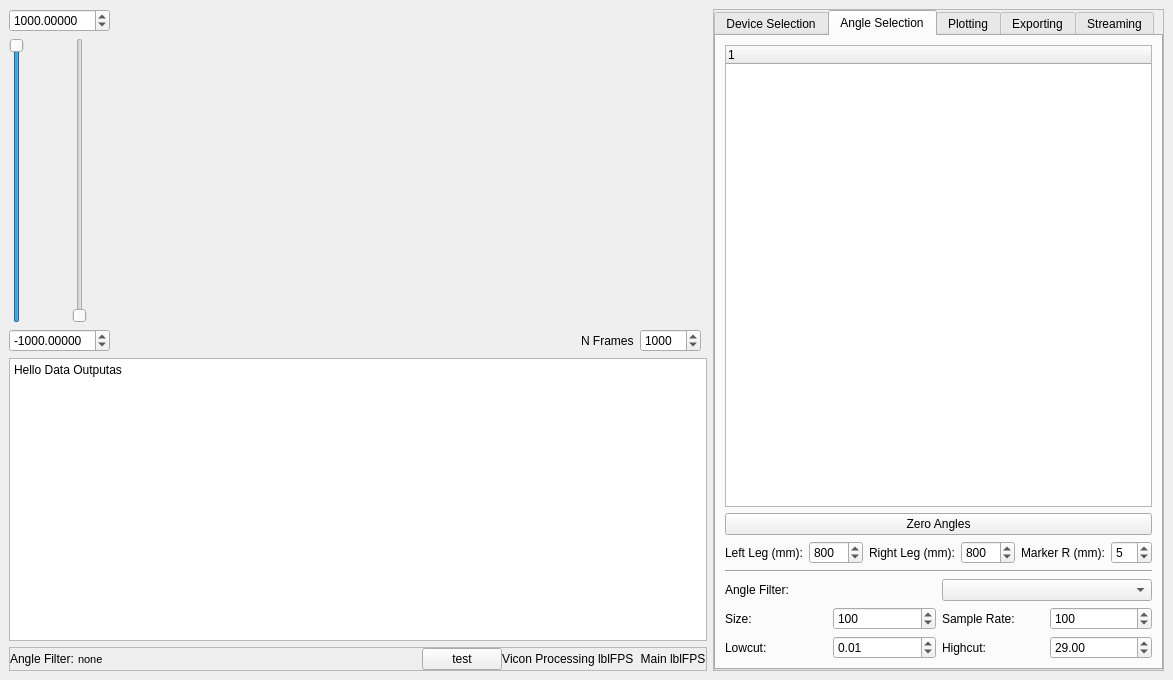
First picture: the form in GUI/MainWindow.ui, repository WSUR2B/Vicon-Feedback-Interface, before the edit.
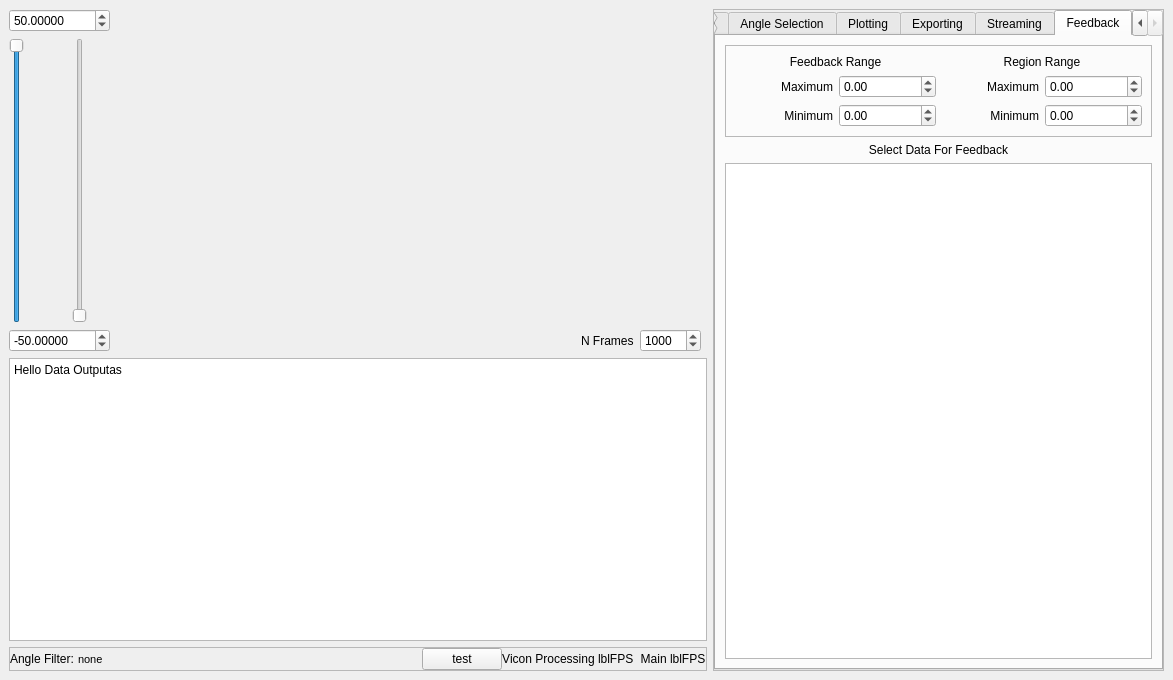
Second picture: the form after the edit. The open tabs and pages were chosen to show the change.

Diff of the .ui file:
```diff
--- a/GUI/MainWindow.ui
+++ b/GUI/MainWindow.ui
@@ -326,7 +326,7 @@
                     <number>1</number>
                    </property>
                    <property name="value">
-                    <number>5</number>
+                    <number>7</number>
                    </property>
                   </widget>
                  </item>
@@ -371,7 +371,7 @@
                     <number>300</number>
                    </property>
                    <property name="value">
-                    <number>100</number>
+                    <number>5</number>
                    </property>
                   </widget>
                  </item>
@@ -881,6 +881,199 @@
              </item>
             </layout>
            </widget>
+           <widget class="QWidget" name="tab_6">
+            <attribute name="title">
+             <string>Feedback</string>
+            </attribute>
+            <layout class="QVBoxLayout" name="verticalLayout_10">
+             <item>
+              <widget class="QFrame" name="frame_4">
+               <property name="sizePolicy">
+                <sizepolicy hsizetype="Preferred" vsizetype="Maximum">
+                 <horstretch>0</horstretch>
+                 <verstretch>0</verstretch>
+                </sizepolicy>
+               </property>
+               <property name="frameShape">
+                <enum>QFrame::StyledPanel</enum>
+               </property>
+               <property name="frameShadow">
+                <enum>QFrame::Raised</enum>
+               </property>
+               <layout class="QHBoxLayout" name="horizontalLayout_36">
+                <item>
+                 <layout class="QVBoxLayout" name="verticalLayout_22">
+                  <item>
+                   <widget class="QLabel" name="label_61">
+                    <property name="sizePolicy">
+                     <sizepolicy hsizetype="Preferred" vsizetype="Maximum">
+                      <horstretch>0</horstretch>
+                      <verstretch>0</verstretch>
+                     </sizepolicy>
+                    </property>
+                    <property name="layoutDirection">
+                     <enum>Qt::LeftToRight</enum>
+                    </property>
+                    <property name="text">
+                     <string>Feedback Range</string>
+                    </property>
+                    <property name="alignment">
+                     <set>Qt::AlignCenter</set>
+                    </property>
+                   </widget>
+                  </item>
+                  <item>
+                   <layout class="QHBoxLayout" name="horizontalLayout_39">
+                    <item>
+                     <widget class="QLabel" name="label_62">
+                      <property name="text">
+                       <string>Maximum</string>
+                      </property>
+                      <property name="alignment">
+                       <set>Qt::AlignRight|Qt::AlignTrailing|Qt::AlignVCenter</set>
+                      </property>
+                     </widget>
+                    </item>
+                    <item>
+                     <widget class="QDoubleSpinBox" name="spinFeedbackMax">
+                      <property name="minimum">
+                       <double>-999999.989999999990687</double>
+                      </property>
+                      <property name="maximum">
+                       <double>999999.989999999990687</double>
+                      </property>
+                     </widget>
+                    </item>
+                   </layout>
+                  </item>
+                  <item>
+                   <layout class="QHBoxLayout" name="horizontalLayout_40">
+                    <item>
+                     <widget class="QLabel" name="label_63">
+                      <property name="text">
+                       <string>Minimum</string>
+                      </property>
+                      <property name="alignment">
+                       <set>Qt::AlignRight|Qt::AlignTrailing|Qt::AlignVCenter</set>
+                      </property>
+                     </widget>
+                    </item>
+                    <item>
+                     <widget class="QDoubleSpinBox" name="spinFeedbackMin">
+                      <property name="minimum">
+                       <double>-999999.989999999990687</double>
+                      </property>
+                      <property name="maximum">
+                       <double>999999.989999999990687</double>
+                      </property>
+                     </widget>
+                    </item>
+                   </layout>
+                  </item>
+                 </layout>
+                </item>
+                <item>
+                 <layout class="QVBoxLayout" name="verticalLayout_20">
+                  <item>
+                   <widget class="QLabel" name="label_50">
+                    <property name="sizePolicy">
+                     <sizepolicy hsizetype="Preferred" vsizetype="Maximum">
+                      <horstretch>0</horstretch>
+                      <verstretch>0</verstretch>
+                     </sizepolicy>
+                    </property>
+                    <property name="layoutDirection">
+                     <enum>Qt::LeftToRight</enum>
+                    </property>
+                    <property name="text">
+                     <string>Region Range</string>
+                    </property>
+                    <property name="alignment">
+                     <set>Qt::AlignCenter</set>
+                    </property>
+                   </widget>
+                  </item>
+                  <item>
+                   <layout class="QHBoxLayout" name="horizontalLayout_38">
+                    <item>
+                     <widget class="QLabel" name="label_60">
+                      <property name="text">
+                       <string>Maximum</string>
+                      </property>
+                      <property name="alignment">
+                       <set>Qt::AlignRight|Qt::AlignTrailing|Qt::AlignVCenter</set>
+                      </property>
+                     </widget>
+                    </item>
+                    <item>
+                     <widget class="QDoubleSpinBox" name="spinFeedbackRegionMax">
+                      <property name="minimum">
+                       <double>-999999.989999999990687</double>
+                      </property>
+                      <property name="maximum">
+                       <double>999999.989999999990687</double>
+                      </property>
+                     </widget>
+                    </item>
+                   </layout>
+                  </item>
+                  <item>
+                   <layout class="QHBoxLayout" name="horizontalLayout_37">
+                    <item>
+                     <widget class="QLabel" name="label_59">
+                      <property name="text">
+                       <string>Minimum</string>
+                      </property>
+                      <property name="alignment">
+                       <set>Qt::AlignRight|Qt::AlignTrailing|Qt::AlignVCenter</set>
+                      </property>
+                     </widget>
+                    </item>
+                    <item>
+                     <widget class="QDoubleSpinBox" name="spinFeedbackRegionMin">
+                      <property name="minimum">
+                       <double>-999999.989999999990687</double>
+                      </property>
+                      <property name="maximum">
+                       <double>999999.989999999990687</double>
+                      </property>
+                     </widget>
+                    </item>
+                   </layout>
+                  </item>
+                 </layout>
+                </item>
+               </layout>
+              </widget>
+             </item>
+             <item>
+              <widget class="QLabel" name="label_49">
+               <property name="sizePolicy">
+                <sizepolicy hsizetype="Preferred" vsizetype="Maximum">
+                 <horstretch>0</horstretch>
+                 <verstretch>0</verstretch>
+                </sizepolicy>
+               </property>
+               <property name="text">
+                <string>Select Data For Feedback</string>
+               </property>
+               <property name="alignment">
+                <set>Qt::AlignCenter</set>
+               </property>
+              </widget>
+             </item>
+             <item>
+              <widget class="QTableWidget" name="tableFeedback">
+               <property name="sizePolicy">
+                <sizepolicy hsizetype="Expanding" vsizetype="Expanding">
+                 <horstretch>0</horstretch>
+                 <verstretch>0</verstretch>
+                </sizepolicy>
+               </property>
+              </widget>
+             </item>
+            </layout>
+           </widget>
           </widget>
          </item>
         </layout>
@@ -961,7 +1154,7 @@
            <double>100.000000000000000</double>
           </property>
           <property name="value">
-           <double>-1000.000000000000000</double>
+           <double>-50.000000000000000</double>
           </property>
          </widget>
         </item>
@@ -1039,7 +1232,7 @@
            <double>100.000000000000000</double>
           </property>
           <property name="value">
-           <double>1000.000000000000000</double>
+           <double>50.000000000000000</double>
           </property>
          </widget>
         </item>
```
Left out of the diff: 10 changed lines with no effect on the pictures.
